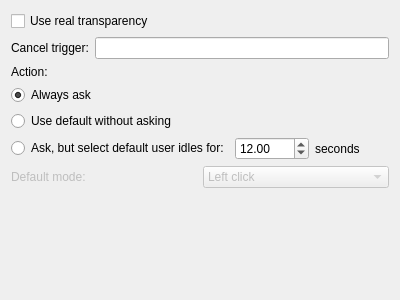
This is plugins/Commands/DesktopGrid/desktopgridconfigurationdlg.ui in KDE/simon as Qt 5 draws it before an edit. The edited form follows.
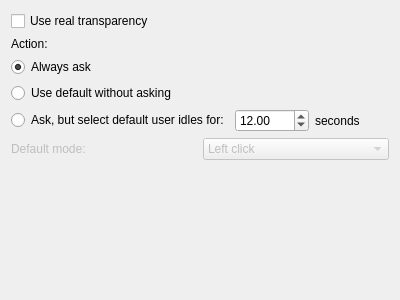
This is the edited form. Custom widgets are drawn as their Qt base class.

```diff
--- a/plugins/Commands/DesktopGrid/desktopgridconfigurationdlg.ui
+++ b/plugins/Commands/DesktopGrid/desktopgridconfigurationdlg.ui
@@ -21,20 +21,6 @@
      </property>
     </widget>
    </item>
-   <item>
-    <layout class="QHBoxLayout" name="horizontalLayout_3">
-     <item>
-      <widget class="QLabel" name="label_4">
-       <property name="text">
-        <string>Cancel trigger:</string>
-       </property>
-      </widget>
-     </item>
-     <item>
-      <widget class="KLineEdit" name="leCancelTrigger"/>
-     </item>
-    </layout>
-   </item>
    <item>
     <widget class="QLabel" name="label">
      <property name="text">
@@ -144,11 +130,6 @@
   </layout>
  </widget>
  <customwidgets>
-  <customwidget>
-   <class>KLineEdit</class>
-   <extends>QLineEdit</extends>
-   <header>klineedit.h</header>
-  </customwidget>
   <customwidget>
    <class>KComboBox</class>
    <extends>QComboBox</extends>
```
